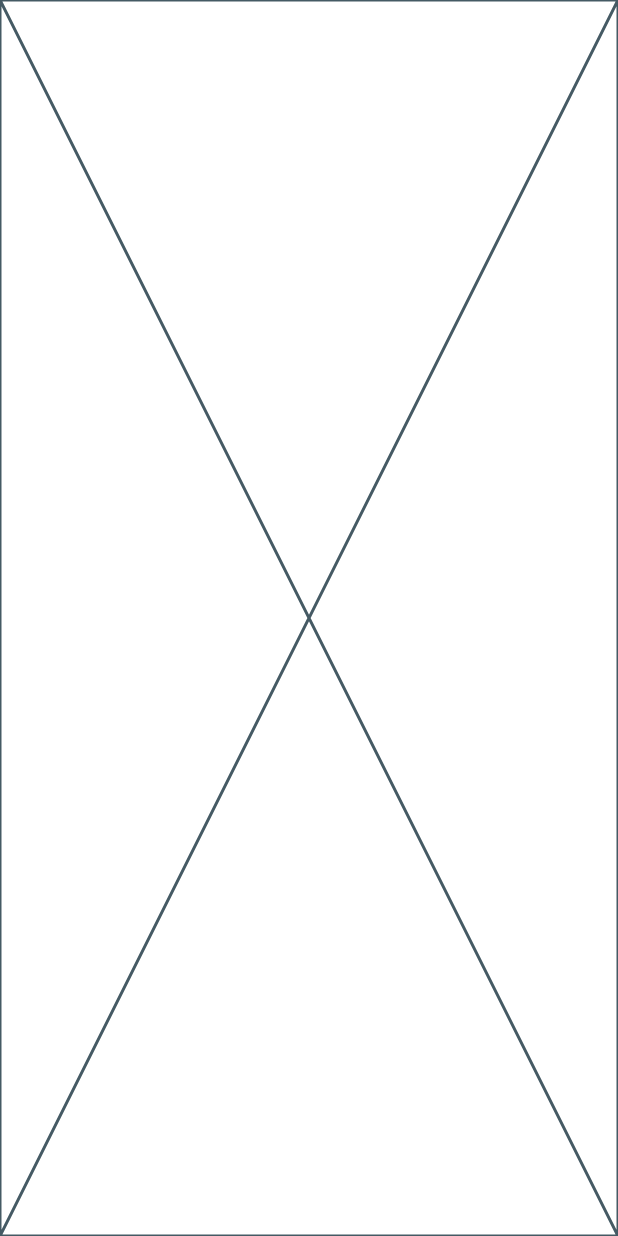
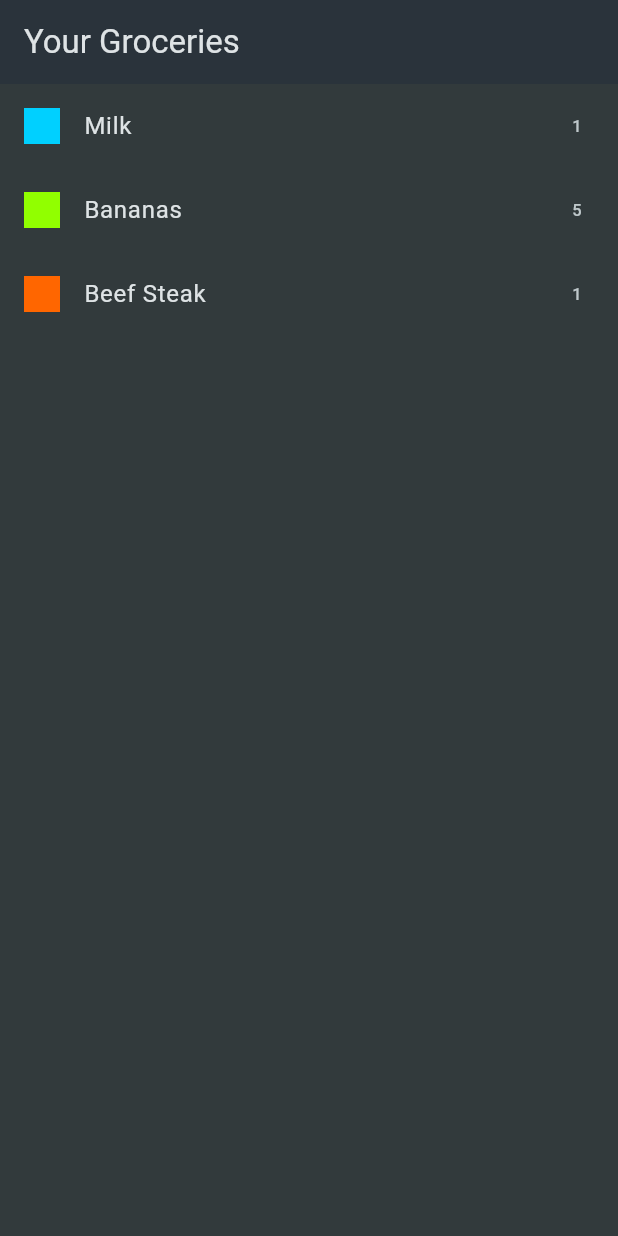
Before and after one commit to moharoon11/flutter_handling_userinputs, a Flutter app: the screen it shows after launch, on a phone screen of 412 x 824 dp. Run offline on Flutter 3.47's test engine with Material 3 defaults, Android fonts, the phone set to English and light mode, and no system bars.

Commit message:
basic layout

```diff
--- a/lib/data/dummy_items.dart
+++ b/lib/data/dummy_items.dart
@@ -0,0 +1,21 @@
+import 'package:handling_user_inputs/models/grocery_item.dart';
+import 'package:handling_user_inputs/models/category.dart';
+import 'package:handling_user_inputs/data/categories.dart';
+
+final groceryItems = [
+  GroceryItem(
+      id: 'a',
+      name: 'Milk',
+      quantity: 1,
+      category: categories[Categories.dairy]!),
+  GroceryItem(
+      id: 'b',
+      name: 'Bananas',
+      quantity: 5,
+      category: categories[Categories.fruit]!),
+  GroceryItem(
+      id: 'c',
+      name: 'Beef Steak',
+      quantity: 1,
+      category: categories[Categories.meat]!),
+];
--- a/lib/grocery_list.dart
+++ b/lib/grocery_list.dart
@@ -1,10 +1,30 @@
 import 'package:flutter/material.dart';
+import 'package:handling_user_inputs/data/dummy_items.dart';
 
 class GroceryList extends StatelessWidget {
   const GroceryList({super.key});
 
   @override
   Widget build(BuildContext context) {
-    return const Placeholder();
+    return Scaffold(
+      appBar: AppBar(
+        title: const Text(
+          'Your Groceries',
+        ),
+      ),
+      body: ListView.builder(
+          itemCount: groceryItems.length,
+          itemBuilder: (context, index) => ListTile(
+                leading: Container(
+                  width: 24,
+                  height: 24,
+                  color: groceryItems[index].category.color,
+                ),
+                title: Text(groceryItems[index].name),
+                trailing: Text(
+                  groceryItems[index].quantity.toString(),
+                ),
+              )),
+    );
   }
 }
```
Also changed, not shown: lib/data/categories.dart (+46 -0 lines), lib/models/category.dart (+21 -0 lines).
